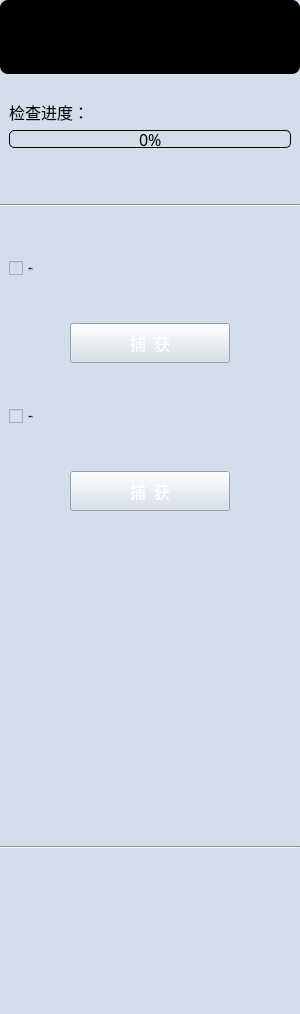
Before: the Qt Designer form Plugins/org.mitk.lancet.femurmarkerpoint/src/internal/QFemurMarkerPointControls.ui in zhaomengxiao/LancetMITK-Adition, drawn with Qt 5.
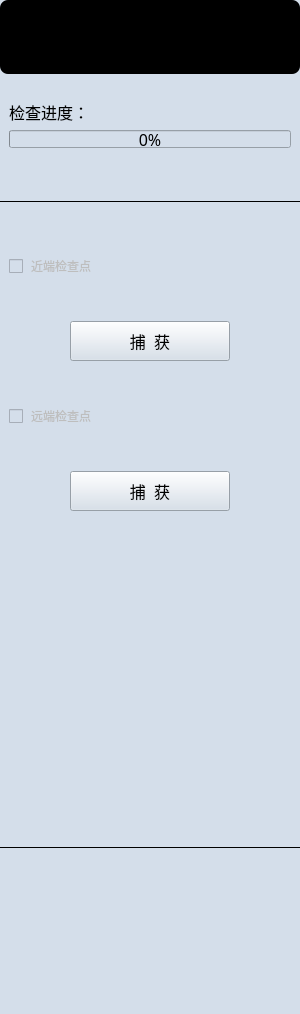
After: the same form once the commit is applied. Icons and pictures are not drawn.

What changed in the file:
```diff
--- a/Plugins/org.mitk.lancet.femurmarkerpoint/src/internal/QFemurMarkerPointControls.ui
+++ b/Plugins/org.mitk.lancet.femurmarkerpoint/src/internal/QFemurMarkerPointControls.ui
@@ -136,29 +136,7 @@
          </font>
         </property>
         <property name="styleSheet">
-         <string notr="true">QProgressBar {
-	/* 外边框 */
-	border:1px solid black;
-	
-	/* 倒角 */
-	border-radius:5px;
-	
-	background-image: url(:/org.mitk.lancet.femurmarkerpoint/image/scrool.png);
-	/* 字体对齐方式 */
-	text-align:center;
-}
-
-/* 进度条 */
-QProgressBar::chunk {
-	/* 颜色 */
-	background-color:rgb(0, 183, 138);
-	
-	/* 步进距离 */
-	width:5px;
-	
-	/* 进度条中间空白区域宽度 */
-	margin:1px;
-}</string>
+         <string notr="true"/>
         </property>
         <property name="value">
          <number>0</number>
@@ -189,8 +167,10 @@
        </size>
       </property>
       <property name="styleSheet">
-       <string notr="true">border-image: url(:/org.mitk.lancet.femurmarkerpoint/image/fenge.png);
-</string>
+       <string notr="true"/>
+      </property>
+      <property name="frameShadow">
+       <enum>QFrame::Plain</enum>
       </property>
       <property name="orientation">
        <enum>Qt::Horizontal</enum>
@@ -232,21 +212,13 @@
         <property name="font">
          <font>
           <family>黑体</family>
-          <pointsize>-1</pointsize>
           <weight>50</weight>
           <italic>false</italic>
           <bold>false</bold>
          </font>
         </property>
         <property name="styleSheet">
-         <string notr="true">QCheckBox::indicator:unchecked {image: url(:/org.mitk.lancet.femurmarkerpoint/image/radio.png);}
-QCheckBox{
-	font: 18px &quot;黑体&quot;;
-    color:black;
-}
-QCheckBox::indicator:hover {image: url(:/org.mitk.lancet.femurmarkerpoint/image/radio_on.png);}
-QCheckBox::indicator:checked {image: url(:/org.mitk.lancet.femurmarkerpoint/image/radio_success.png);}
-</string>
+         <string notr="true"/>
         </property>
         <property name="text">
          <string> 近端检查点</string>
@@ -301,24 +273,7 @@
          </font>
         </property>
         <property name="styleSheet">
-         <string notr="true">QPushButton{
-	border-image: url(:/org.mitk.lancet.femurmarkerpoint/image/default.png);
-	color:white;
-}
-QPushButton::hover
-{
-	border-image: url(:/org.mitk.lancet.femurmarkerpoint/image/on.png);
-	color:balck;
-}
-QPushButton::disabled
-{
-	border-image: url(:/org.mitk.lancet.femurmarkerpoint/image/disabled.png);	
-	color: rgb(153, 153, 153);
-}
-QPushButton::pressed { 
-	padding-left:6px;
-	padding-top:6px;
-}</string>
+         <string notr="true"/>
         </property>
         <property name="text">
          <string>捕  获</string>
@@ -369,21 +324,13 @@
         <property name="font">
          <font>
           <family>黑体</family>
-          <pointsize>-1</pointsize>
           <weight>50</weight>
           <italic>false</italic>
           <bold>false</bold>
          </font>
         </property>
         <property name="styleSheet">
-         <string notr="true">QCheckBox::indicator:unchecked {image: url(:/org.mitk.lancet.femurmarkerpoint/image/radio.png);}
-QCheckBox{
-	font: 18px &quot;黑体&quot;;
-    color:black;
-}
-QCheckBox::indicator:hover {image: url(:/org.mitk.lancet.femurmarkerpoint/image/radio_on.png);}
-QCheckBox::indicator:checked {image: url(:/org.mitk.lancet.femurmarkerpoint/image/radio_success.png);}
-</string>
+         <string notr="true"/>
         </property>
         <property name="text">
          <string> 远端检查点</string>
@@ -438,24 +385,7 @@
          </font>
         </property>
         <property name="styleSheet">
-         <string notr="true">QPushButton{
-	border-image: url(:/org.mitk.lancet.femurmarkerpoint/image/default.png);
-	color:white;
-}
-QPushButton::hover
-{
-	border-image: url(:/org.mitk.lancet.femurmarkerpoint/image/on.png);
-	color:balck;
-}
-QPushButton::disabled
-{
-	border-image: url(:/org.mitk.lancet.femurmarkerpoint/image/disabled.png);	
-	color: rgb(153, 153, 153);
-}
-QPushButton::pressed { 
-	padding-left:6px;
-	padding-top:6px;
-}</string>
+         <string notr="true"/>
         </property>
         <property name="text">
          <string>捕  获</string>
@@ -499,8 +429,10 @@
        </size>
       </property>
       <property name="styleSheet">
-       <string notr="true">border-image: url(:/org.mitk.lancet.femurmarkerpoint/image/fenge.png);
-</string>
+       <string notr="true"/>
+      </property>
+      <property name="frameShadow">
+       <enum>QFrame::Plain</enum>
       </property>
       <property name="orientation">
        <enum>Qt::Horizontal</enum>
```
Left out of the diff: 4 changed lines with no effect on the pictures.
